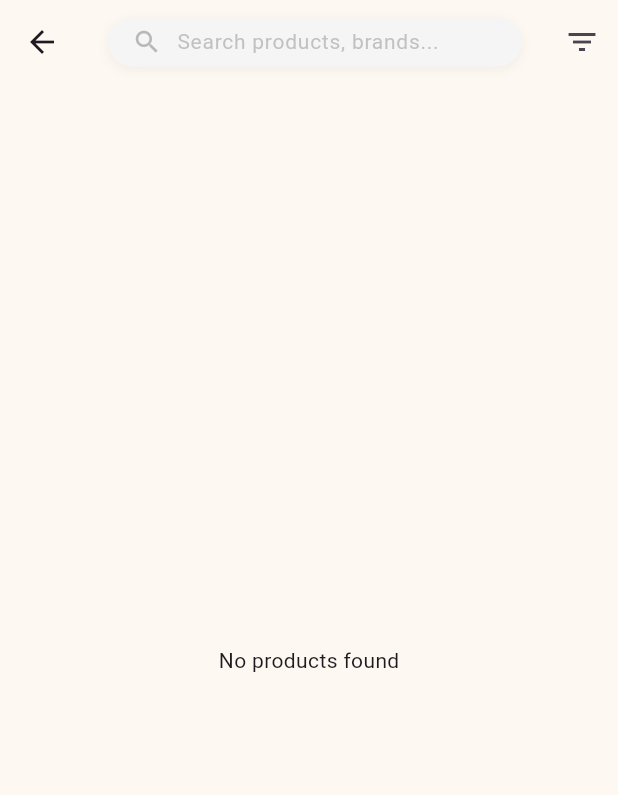
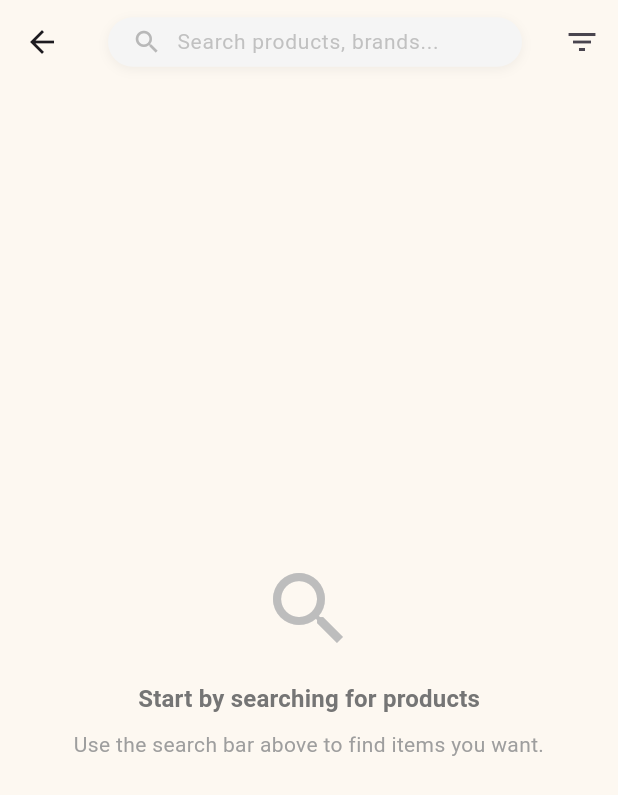
Before and after one commit to elkafrawyel/corehive, a Flutter app: the SearchScreen screen opened directly, on a phone screen of 412 x 824 dp. Shown: the top 795 px of the screen. Run offline on Flutter 3.47's test engine with Material 3 defaults, Android fonts, the phone set to English and light mode, and no system bars; drawn by our look-alikes of oktoast; our stand-ins replace cached_network_image, connectivity_plus, dio, firebase_messaging, flutter_animate, flutter_easyloading and 12 more; accounts and stored records are empty; network calls fail.

Commit message:
search screen shimmer

```diff
--- a/lib/app/data/models/product_model.dart
+++ b/lib/app/data/models/product_model.dart
@@ -3,6 +3,7 @@ class Product {
   final String imageUrl;
   final String title;
   final String price;
+  final String category;
   final String? originalPrice;
   final double? rating;
   final int? reviewCount;
@@ -15,6 +16,7 @@ class Product {
     required this.imageUrl,
     required this.title,
     required this.price,
+    required this.category,
     this.originalPrice,
     this.rating,
     this.reviewCount,
--- a/lib/app/presentation/screens/main/controllers/main_binding.dart
+++ b/lib/app/presentation/screens/main/controllers/main_binding.dart
@@ -1,4 +1,3 @@
-import 'package:corehive_store/app/presentation/screens/search/controller/search_controller.dart';
 import 'package:get/get.dart';
 import 'package:corehive_store/app/presentation/screens/main/controllers/nav_controller.dart';
 import 'package:corehive_store/app/presentation/screens/main/pages/cart/controller/cart_controller.dart';
@@ -18,23 +17,12 @@ class MainBinding extends Bindings {
     Get.lazyPut(() => ProductRepository());
     Get.lazyPut(() => ShippingAddressRepository());
     Get.lazyPut(() => CartRepository());
+    // controllers
+    Get.lazyPut(() => HomeController(productRepo: Get.find()));
+    Get.lazyPut(() => ShippingAddressController(repository: Get.find()));
 
-    // controllers
-    Get.lazyPut(
-      () => HomeController(productRepo: Get.find<ProductRepository>()),
-    );
-    Get.lazyPut(
-      () => ShippingAddressController(
-        repository: Get.find<ShippingAddressRepository>(),
-      ),
-    );
-    Get.lazyPut(
-      () => SearchController(productRepository: Get.find<ProductRepository>()),
-    );
     Get.lazyPut(() => ProfileController());
-    Get.lazyPut(
-      () => CartController(cartRepository: Get.find<CartRepository>()),
-    );
+    Get.lazyPut(() => CartController(cartRepository: Get.find()));
     Get.lazyPut(() => NavController());
     Get.lazyPut(() => OrdersController());
   }
--- a/lib/app/presentation/screens/search/components/product_list.dart
+++ b/lib/app/presentation/screens/search/components/product_list.dart
@@ -1,27 +1,35 @@
 import 'package:flutter/material.dart';
-import 'package:corehive_store/app/presentation/screens/search/components/search_product_card.dart';
+import 'package:corehive_store/app/presentation/screens/search/components/product_list_empty_view.dart';
+import 'package:corehive_store/app/presentation/screens/search/components/product_list_view.dart';
+import 'package:corehive_store/app/presentation/screens/search/components/product_list_prompt_view.dart';
 import 'package:corehive_store/app/presentation/screens/search/controller/search_controller.dart'
     as ch;
 import 'package:get/get.dart';
+import 'package:corehive_store/app/presentation/screens/search/components/product_list_shimmer_view.dart';
 
 class ProductList extends StatelessWidget {
-  final ch.SearchController controller;
-  const ProductList({super.key, required this.controller});
+  const ProductList({super.key});
 
   @override
   Widget build(BuildContext context) {
-    return Obx(() {
-      final results = controller.results;
-      if (results.isEmpty) {
-        return const Center(child: Text('No products found'));
-      }
-      return ListView.builder(
-        itemCount: results.length,
-        itemBuilder: (context, index) {
-          final product = results[index];
-          return SearchProductCard(product: product);
-        },
-      );
-    });
+    return GetBuilder<ch.SearchController>(
+      init: ch.SearchController(productRepository: Get.find()),
+      dispose: (state) => Get.delete<ch.SearchController>(),
+      builder: (controller) {
+        final results = controller.results;
+        final hasQuery = controller.query.value.isNotEmpty;
+        final hasFilters = controller.filters.isNotEmpty;
+        final isLoading = controller.isLoading.value;
+        if (isLoading) {
+          return const ProductListShimmerView();
+        }
+        if (results.isEmpty && (hasQuery || hasFilters)) {
+          return const ProductListEmptyView();
+        } else if (results.isEmpty) {
+          return const ProductListPromptView();
+        }
+        return ProductListView(products: results);
+      },
+    );
   }
 }
--- /dev/null
+++ b/lib/app/presentation/screens/search/components/product_list_prompt_view.dart
@@ -0,0 +1,33 @@
+import 'package:flutter/material.dart';
+
+class ProductListPromptView extends StatelessWidget {
+  const ProductListPromptView({super.key});
+
+  @override
+  Widget build(BuildContext context) {
+    return Center(
+      child: Column(
+        mainAxisAlignment: MainAxisAlignment.center,
+        children: [
+          Icon(Icons.search, size: 64, color: Colors.grey.shade400),
+          const SizedBox(height: 16),
+          Text(
+            'Start by searching for products',
+            style: Theme.of(context).textTheme.titleMedium?.copyWith(
+              color: Colors.grey.shade600,
+              fontWeight: FontWeight.w600,
+            ),
+          ),
+          const SizedBox(height: 8),
+          Text(
+            'Use the search bar above to find items you want.',
+            style: Theme.of(
+              context,
+            ).textTheme.bodyMedium?.copyWith(color: Colors.grey.shade500),
+            textAlign: TextAlign.center,
+          ),
+        ],
+      ),
+    );
+  }
+}
--- a/lib/app/presentation/screens/search/components/search_bar.dart
+++ b/lib/app/presentation/screens/search/components/search_bar.dart
@@ -1,11 +1,11 @@
 import 'package:corehive_store/app/config/extension/space_extension.dart';
 import 'package:corehive_store/app/config/theme/color_extension.dart';
 import 'package:flutter/material.dart';
+import 'package:corehive_store/app/presentation/screens/search/controller/search_controller.dart'
+    as ch;
 
 class SearchBar extends StatefulWidget {
-  final ValueChanged<String> onChanged;
-
-  const SearchBar({super.key, required this.onChanged});
+  const SearchBar({super.key});
 
   @override
   State<SearchBar> createState() => _SearchBarState();
@@ -69,6 +69,7 @@ class _SearchBarState extends State<SearchBar> {
                   isDense: true,
                   contentPadding: EdgeInsets.zero,
                 ),
+                onChanged: (value) => ch.SearchController.to.search(value),
                 style: TextStyle(
                   color: context.kTextColor,
                   fontSize: 14,
--- a/lib/app/presentation/screens/search/search_screen.dart
+++ b/lib/app/presentation/screens/search/search_screen.dart
@@ -4,19 +4,15 @@ import 'package:corehive_store/app/presentation/screens/search/components/filter
 import 'package:corehive_store/app/presentation/screens/search/components/product_list.dart';
 import 'package:corehive_store/app/presentation/widgets/app_modal_bottom_sheet.dart';
 import 'package:flutter/material.dart';
-import 'package:get/get.dart';
-import 'package:corehive_store/app/presentation/screens/search/controller/search_controller.dart'
-    as ch;
 
 class SearchScreen extends StatelessWidget {
-  final ch.SearchController controller = Get.find<ch.SearchController>();
-  SearchScreen({super.key});
+  const SearchScreen({super.key});
 
   @override
   Widget build(BuildContext context) {
     return Scaffold(
       appBar: AppBar(
-        title: sb.SearchBar(onChanged: controller.search),
+        title: sb.SearchBar(),
         actions: [
           IconButton(
             icon: const Icon(Icons.filter_list),
@@ -24,14 +20,11 @@ class SearchScreen extends StatelessWidget {
           ),
         ],
       ),
-      body: ProductList(controller: controller),
+      body: ProductList(),
     );
   }
 
   void _showFilterSheet(BuildContext context) {
-    showAppModalBottomSheet(
-      context: context,
-      child: FilterBottomSheet(controller: controller),
-    );
+    showAppModalBottomSheet(context: context, child: FilterBottomSheet());
   }
 }
```
Also changed, not shown: lib/app/data/repositories/product_repository.dart (+82 -110 lines), lib/app/presentation/screens/search/components/filter_bottom_sheet.dart (+13 -12 lines), lib/app/presentation/screens/search/components/product_list_empty_view.dart (added, +33 -0 lines), lib/app/presentation/screens/search/components/product_list_shimmer_view.dart (added, +52 -0 lines), lib/app/presentation/screens/search/components/product_list_view.dart (added, +19 -0 lines), lib/app/presentation/screens/search/controller/search_controller.dart (+21 -11 lines), pubspec.yaml (+0 -26 lines).
